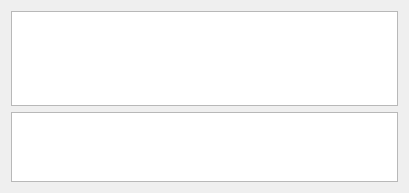
The window that src/mcedit2/ui/analyze.ui (mcedit/mcedit2) describes before a commit, drawn with Qt 5.
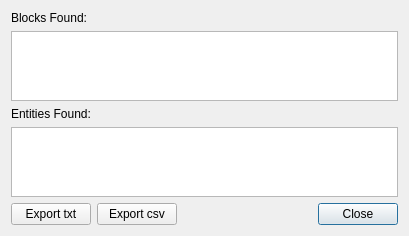
The same window after the commit.

What changed in the file:
```diff
--- a/src/mcedit2/ui/analyze.ui
+++ b/src/mcedit2/ui/analyze.ui
@@ -15,13 +15,71 @@
   </property>
   <layout class="QVBoxLayout" name="verticalLayout" stretch="0,2">
    <item>
-    <widget class="QTableWidget" name="blockOutputTable">
+    <widget class="QLabel">
+     <property name="text">
+      <string>Blocks Found:</string>
+     </property>
     </widget>
    </item>
    <item>
-    <widget class="QTableWidget" name="entityOutputTable">
+    <widget class="QTableView" name="blockOutputTableView">
     </widget>
    </item>
+   <item>
+    <widget class="QLabel">
+     <property name="text">
+      <string>Entities Found:</string>
+     </property>
+    </widget>
+   </item>
+   <item>
+    <widget class="QTableView" name="entityOutputTableView">
+    </widget>
+   </item>
+   <item>
+    <layout class="QHBoxLayout" name="horizontalLayout_2">
+     <item>
+      <widget class="QPushButton" name="txtButton">
+       <property name="text">
+        <string>Export txt</string>
+       </property>
+      </widget>
+     </item>
+     <item>
+      <widget class="QPushButton" name="csvButton">
+       <property name="text">
+        <string>Export csv</string>
+       </property>
+      </widget>
+     </item>
+     <item>
+      <spacer name="horizontalSpacer">
+       <property name="orientation">
+        <enum>Qt::Horizontal</enum>
+       </property>
+       <property name="sizeHint" stdset="0">
+        <size>
+         <width>40</width>
+         <height>20</height>
+        </size>
+       </property>
+      </spacer>
+     </item>
+     <item>
+      <widget class="QPushButton" name="closeButton">
+       <property name="text">
+        <string>Close</string>
+       </property>
+       <property name="default">
+        <bool>true</bool>
+       </property>
+       <property name="flat">
+        <bool>false</bool>
+       </property>
+      </widget>
+     </item>
+    </layout>
+   </item>
   </layout>
  </widget>
  <resources/>
```
Left out of the diff: 18 changed lines with no effect on the pictures.
